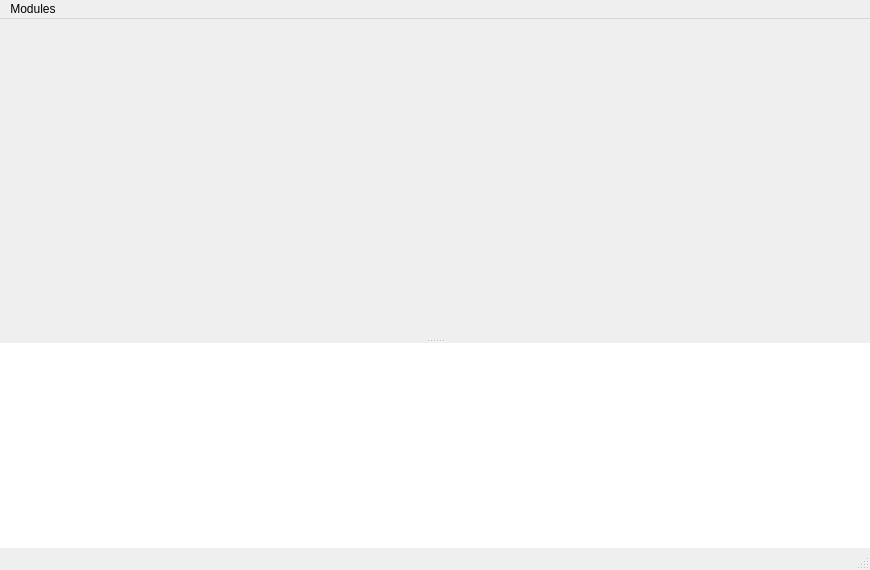
Before: the Qt Designer form crispy/resources/gui/uis/main.ui in mretegan/crispy, drawn with Qt 5.
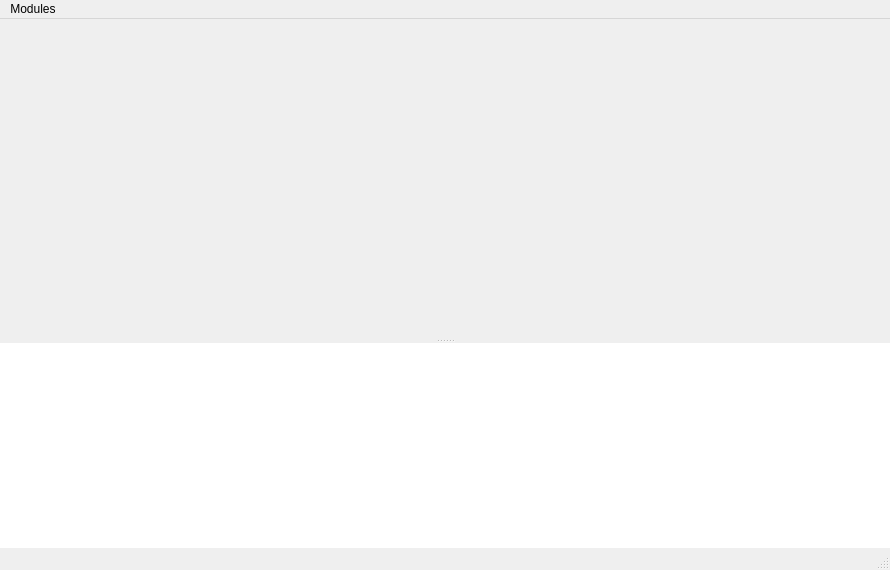
After: the same form once the commit is applied. Custom widgets are drawn as their Qt base class.

The edit to the form file:
```diff
--- a/crispy/resources/gui/uis/main.ui
+++ b/crispy/resources/gui/uis/main.ui
@@ -6,7 +6,7 @@
    <rect>
     <x>0</x>
     <y>0</y>
-    <width>870</width>
+    <width>890</width>
     <height>570</height>
    </rect>
   </property>
@@ -92,7 +92,7 @@
     <rect>
      <x>0</x>
      <y>0</y>
-     <width>870</width>
+     <width>890</width>
      <height>22</height>
     </rect>
    </property>
```
